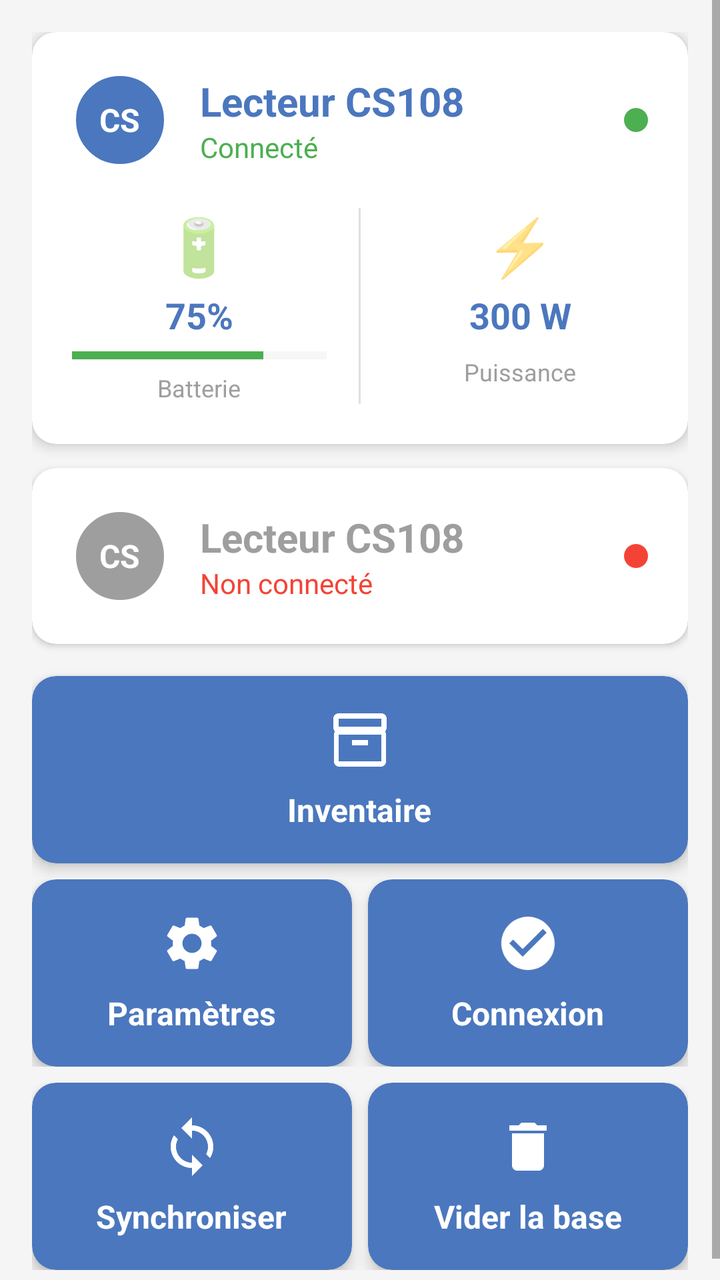
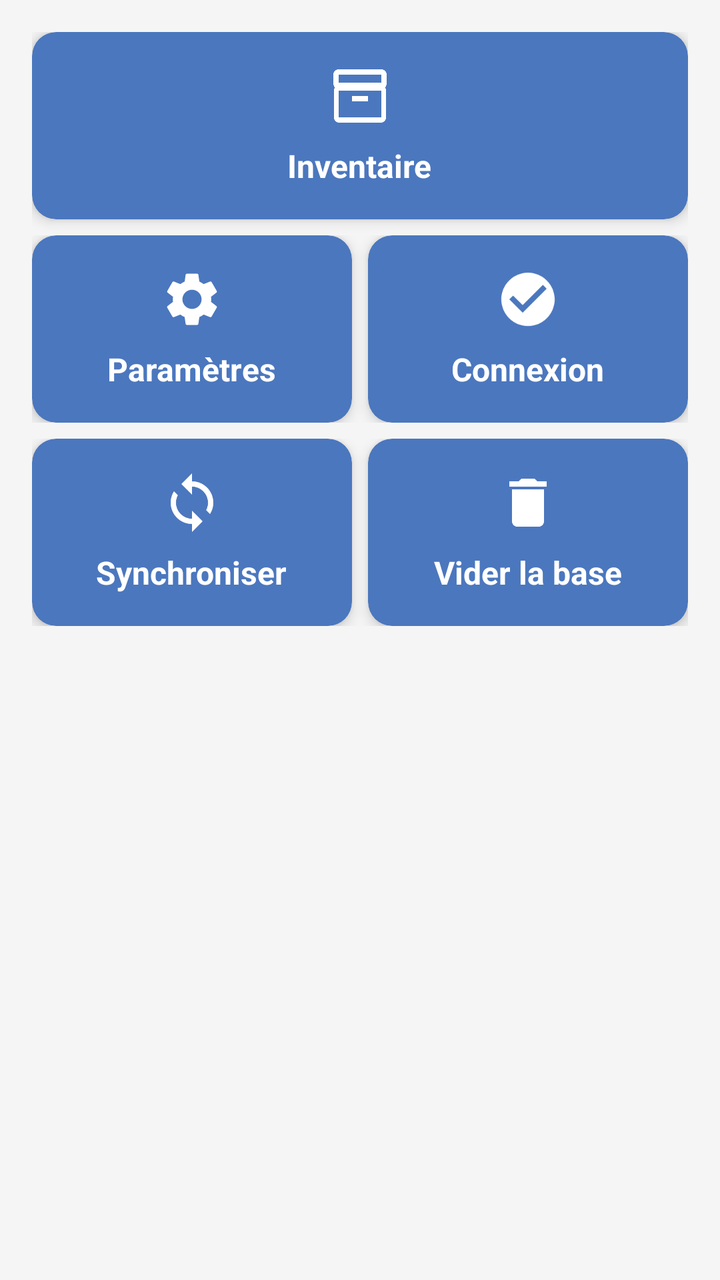

An Android layout rendered at two revisions. The XML below is the earlier revision; the diff shows what the commit changed to produce the second picture.
<!-- AndroidManifest.xml: application theme AppNewTheme -->
<!-- res/layout/dashboard.xml -->
<?xml version="1.0" encoding="utf-8"?>
<ScrollView xmlns:android="http://schemas.android.com/apk/res/android"
    xmlns:app="http://schemas.android.com/apk/res-auto"
    xmlns:tools="http://schemas.android.com/tools"
    android:layout_width="match_parent"
    android:layout_height="match_parent"
    android:background="#F5F5F5"
    android:fillViewport="true">

    <LinearLayout
        android:layout_width="match_parent"
        android:layout_height="wrap_content"
        android:orientation="vertical"
        android:padding="16dp">

        
        <androidx.cardview.widget.CardView
            android:id="@+id/cardReaderConnected"
            android:layout_width="match_parent"
            android:layout_height="wrap_content"
            android:layout_marginBottom="12dp"
            app:cardBackgroundColor="#FFFFFF"
            app:cardCornerRadius="12dp"
            app:cardElevation="4dp">

            <LinearLayout
                android:layout_width="match_parent"
                android:layout_height="wrap_content"
                android:orientation="vertical"
                android:padding="20dp">

                <LinearLayout
                    android:layout_width="match_parent"
                    android:layout_height="wrap_content"
                    android:gravity="center_vertical"
                    android:orientation="horizontal">

                    
                    <FrameLayout
                        android:layout_width="48dp"
                        android:layout_height="48dp"
                        android:background="@drawable/circle_background_blue">

                        <TextView
                            android:layout_width="wrap_content"
                            android:layout_height="wrap_content"
                            android:layout_gravity="center"
                            android:text="CS"
                            android:textColor="#FFFFFF"
                            android:textSize="16sp"
                            android:textStyle="bold" />
                    </FrameLayout>

                    <LinearLayout
                        android:layout_width="0dp"
                        android:layout_height="wrap_content"
                        android:layout_marginStart="16dp"
                        android:layout_weight="1"
                        android:orientation="vertical">

                        <TextView
                            android:layout_width="wrap_content"
                            android:layout_height="wrap_content"
                            android:text="Lecteur CS108"
                            android:textColor="#4b77be"
                            android:textSize="20sp"
                            android:textStyle="bold" />

                        <TextView
                            android:layout_width="wrap_content"
                            android:layout_height="wrap_content"
                            android:text="Connecté"
                            android:textColor="#4CAF50"
                            android:textSize="14sp" />
                    </LinearLayout>

                    
                    <View
                        android:layout_width="12dp"
                        android:layout_height="12dp"
                        android:background="@drawable/circle_green" />
                </LinearLayout>

                
                <LinearLayout
                    android:layout_width="match_parent"
                    android:layout_height="wrap_content"
                    android:layout_marginTop="20dp"
                    android:orientation="horizontal">

                    
                    <LinearLayout
                        android:layout_width="0dp"
                        android:layout_height="wrap_content"
                        android:layout_weight="1"
                        android:gravity="center"
                        android:orientation="vertical">

                        <TextView
                            android:layout_width="wrap_content"
                            android:layout_height="wrap_content"
                            android:text="🔋"
                            android:textSize="28sp" />

                        <TextView
                            android:layout_width="wrap_content"
                            android:layout_height="wrap_content"
                            android:layout_marginTop="4dp"
                            android:text="75%"
                            android:textColor="#4b77be"
                            android:textSize="18sp"
                            android:textStyle="bold" />

                        <ProgressBar
                            android:id="@+id/batteryProgress"
                            style="?android:attr/progressBarStyleHorizontal"
                            android:layout_width="match_parent"
                            android:layout_height="8dp"
                            android:layout_marginTop="4dp"
                            android:max="100"
                            android:progress="75"
                            android:progressTint="#4CAF50"
                            android:progressBackgroundTint="#E0E0E0" />

                        <TextView
                            android:layout_width="wrap_content"
                            android:layout_height="wrap_content"
                            android:layout_marginTop="4dp"
                            android:text="Batterie"
                            android:textColor="#9E9E9E"
                            android:textSize="12sp" />
                    </LinearLayout>

                    
                    <View
                        android:layout_width="1dp"
                        android:layout_height="match_parent"
                        android:layout_marginStart="16dp"
                        android:layout_marginEnd="16dp"
                        android:background="#E0E0E0" />

                    
                    <LinearLayout
                        android:layout_width="0dp"
                        android:layout_height="wrap_content"
                        android:layout_weight="1"
                        android:gravity="center"
                        android:orientation="vertical">

                        <TextView
                            android:layout_width="wrap_content"
                            android:layout_height="wrap_content"
                            android:text="⚡"
                            android:textSize="28sp" />

                        <TextView
                            android:layout_width="wrap_content"
                            android:layout_height="wrap_content"
                            android:layout_marginTop="4dp"
                            android:text="300 W"
                            android:textColor="#4b77be"
                            android:textSize="18sp"
                            android:textStyle="bold" />

                        <TextView
                            android:layout_width="wrap_content"
                            android:layout_height="wrap_content"
                            android:layout_marginTop="8dp"
                            android:text="Puissance"
                            android:textColor="#9E9E9E"
                            android:textSize="12sp" />
                    </LinearLayout>
                </LinearLayout>
            </LinearLayout>
        </androidx.cardview.widget.CardView>

        
        <androidx.cardview.widget.CardView
            android:id="@+id/cardReaderDisconnected"
            android:layout_width="match_parent"
            android:layout_height="wrap_content"
            android:layout_marginBottom="16dp"
            app:cardBackgroundColor="#FFFFFF"
            app:cardCornerRadius="12dp"
            app:cardElevation="2dp">

            <LinearLayout
                android:layout_width="match_parent"
                android:layout_height="wrap_content"
                android:gravity="center_vertical"
                android:orientation="horizontal"
                android:padding="20dp">

                
                <FrameLayout
                    android:layout_width="48dp"
                    android:layout_height="48dp"
                    android:background="@drawable/circle_background_gray">

                    <TextView
                        android:layout_width="wrap_content"
                        android:layout_height="wrap_content"
                        android:layout_gravity="center"
                        android:text="CS"
                        android:textColor="#FFFFFF"
                        android:textSize="16sp"
                        android:textStyle="bold" />
                </FrameLayout>

                <LinearLayout
                    android:layout_width="0dp"
                    android:layout_height="wrap_content"
                    android:layout_marginStart="16dp"
                    android:layout_weight="1"
                    android:orientation="vertical">

                    <TextView
                        android:layout_width="wrap_content"
                        android:layout_height="wrap_content"
                        android:text="Lecteur CS108"
                        android:textColor="#9E9E9E"
                        android:textSize="20sp"
                        android:textStyle="bold" />

                    <TextView
                        android:layout_width="wrap_content"
                        android:layout_height="wrap_content"
                        android:text="Non connecté"
                        android:textColor="#F44336"
                        android:textSize="14sp" />
                </LinearLayout>

                
                <View
                    android:layout_width="12dp"
                    android:layout_height="12dp"
                    android:background="@drawable/circle_red" />
            </LinearLayout>
        </androidx.cardview.widget.CardView>

        
        <androidx.cardview.widget.CardView
            android:layout_width="match_parent"
            android:layout_height="wrap_content"
            android:layout_marginBottom="8dp"
            app:cardBackgroundColor="#4b77be"
            app:cardCornerRadius="12dp"
            app:cardElevation="4dp"
            android:onClick="inventaireClicked"
            android:clickable="true"
            android:focusable="true"
            android:foreground="?android:attr/selectableItemBackground">

            <LinearLayout
                android:layout_width="match_parent"
                android:layout_height="wrap_content"
                android:gravity="center"
                android:orientation="vertical"
                android:padding="16dp">

                <ImageView
                    android:layout_width="32dp"
                    android:layout_height="32dp"
                    android:src="@drawable/ic_inventory"
                    android:contentDescription="Inventaire"
                    app:tint="#FFFFFF" />

                <TextView
                    android:layout_width="wrap_content"
                    android:layout_height="wrap_content"
                    android:layout_marginTop="8dp"
                    android:text="Inventaire"
                    android:textColor="#FFFFFF"
                    android:textSize="16sp"
                    android:textStyle="bold" />
            </LinearLayout>
        </androidx.cardview.widget.CardView>

        
        <LinearLayout
            android:layout_width="match_parent"
            android:layout_height="wrap_content"
            android:orientation="horizontal"
            android:layout_marginBottom="8dp">

            
            <androidx.cardview.widget.CardView
                android:layout_width="0dp"
                android:layout_height="wrap_content"
                android:layout_weight="1"
                android:layout_marginEnd="4dp"
                app:cardBackgroundColor="#4b77be"
                app:cardCornerRadius="12dp"
                app:cardElevation="4dp"
                android:onClick="settClicked"
                android:clickable="true"
                android:focusable="true"
                android:foreground="?android:attr/selectableItemBackground">

                <LinearLayout
                    android:layout_width="match_parent"
                    android:layout_height="wrap_content"
                    android:gravity="center"
                    android:orientation="vertical"
                    android:padding="16dp">

                    <ImageView
                        android:layout_width="32dp"
                        android:layout_height="32dp"
                        android:src="@drawable/ic_settings"
                        android:contentDescription="Paramètres"
                        app:tint="#FFFFFF" />

                    <TextView
                        android:layout_width="wrap_content"
                        android:layout_height="wrap_content"
                        android:layout_marginTop="8dp"
                        android:text="Paramètres"
                        android:textColor="#FFFFFF"
                        android:textSize="16sp"
                        android:textStyle="bold" />
                </LinearLayout>
            </androidx.cardview.widget.CardView>

            
            <androidx.cardview.widget.CardView
                android:layout_width="0dp"
                android:layout_height="wrap_content"
                android:layout_weight="1"
                android:layout_marginStart="4dp"
                app:cardBackgroundColor="#4b77be"
                app:cardCornerRadius="12dp"
                app:cardElevation="4dp"
                android:onClick="connectClicked"
                android:clickable="true"
                android:focusable="true"
                android:foreground="?android:attr/selectableItemBackground">

                <LinearLayout
                    android:layout_width="match_parent"
                    android:layout_height="wrap_content"
                    android:gravity="center"
                    android:orientation="vertical"
                    android:padding="16dp">

                    <ImageView
                        android:layout_width="32dp"
                        android:layout_height="32dp"
                        android:src="@drawable/ic_connect"
                        android:contentDescription="Connexion"
                        app:tint="#FFFFFF" />

                    <TextView
                        android:layout_width="wrap_content"
                        android:layout_height="wrap_content"
                        android:layout_marginTop="8dp"
                        android:text="Connexion"
                        android:textColor="#FFFFFF"
                        android:textSize="16sp"
                        android:textStyle="bold" />
                </LinearLayout>
            </androidx.cardview.widget.CardView>
        </LinearLayout>

        
        <LinearLayout
            android:layout_width="match_parent"
            android:layout_height="wrap_content"
            android:orientation="horizontal">

            
            <androidx.cardview.widget.CardView
                android:layout_width="0dp"
                android:layout_height="wrap_content"
                android:layout_weight="1"
                android:layout_marginEnd="4dp"
                app:cardBackgroundColor="#4b77be"
                app:cardCornerRadius="12dp"
                app:cardElevation="4dp"
                android:onClick="syncClicked"
                android:clickable="true"
                android:focusable="true"
                android:foreground="?android:attr/selectableItemBackground">

                <LinearLayout
                    android:layout_width="match_parent"
                    android:layout_height="wrap_content"
                    android:gravity="center"
                    android:orientation="vertical"
                    android:padding="16dp">

                    <ImageView
                        android:layout_width="32dp"
                        android:layout_height="32dp"
                        android:src="@drawable/ic_sync"
                        android:contentDescription="Synchroniser"
                        app:tint="#FFFFFF" />

                    <TextView
                        android:layout_width="wrap_content"
                        android:layout_height="wrap_content"
                        android:layout_marginTop="8dp"
                        android:text="Synchroniser"
                        android:textColor="#FFFFFF"
                        android:textSize="16sp"
                        android:textStyle="bold" />
                </LinearLayout>
            </androidx.cardview.widget.CardView>

            
            <androidx.cardview.widget.CardView
                android:layout_width="0dp"
                android:layout_height="wrap_content"
                android:layout_weight="1"
                android:layout_marginStart="4dp"
                app:cardBackgroundColor="#4b77be"
                app:cardCornerRadius="12dp"
                app:cardElevation="4dp"
                android:onClick="clearDatabaseClicked"
                android:clickable="true"
                android:focusable="true"
                android:foreground="?android:attr/selectableItemBackground">

                <LinearLayout
                    android:layout_width="match_parent"
                    android:layout_height="wrap_content"
                    android:gravity="center"
                    android:orientation="vertical"
                    android:padding="16dp">

                    <ImageView
                        android:layout_width="32dp"
                        android:layout_height="32dp"
                        android:src="@drawable/ic_trash"
                        android:contentDescription="Vider la base"
                        app:tint="#FFFFFF" />

                    <TextView
                        android:layout_width="wrap_content"
                        android:layout_height="wrap_content"
                        android:layout_marginTop="8dp"
                        android:text="Vider la base"
                        android:textColor="#FFFFFF"
                        android:textSize="16sp"
                        android:textStyle="bold" />
                </LinearLayout>
            </androidx.cardview.widget.CardView>
        </LinearLayout>
    </LinearLayout>
</ScrollView>
<!-- resources referenced by this layout -->
<resources>
  <!-- drawable circle_background_blue (drawable) -->
  <?xml version="1.0" encoding="utf-8"?>
  <shape xmlns:android="http://schemas.android.com/apk/res/android" android:shape="oval">
      <solid android:color="#4b77be" />
      <stroke android:width="2dp" android:color="#FFFFFF" />
  </shape>
  <!-- drawable circle_background_gray (drawable) -->
  <?xml version="1.0" encoding="utf-8"?>
  <shape xmlns:android="http://schemas.android.com/apk/res/android" android:shape="oval">
      <solid android:color="#9E9E9E" />
      <stroke android:width="2dp" android:color="#FFFFFF" />
  </shape>
  <!-- drawable circle_green (drawable) -->
  <?xml version="1.0" encoding="utf-8"?>
  <shape xmlns:android="http://schemas.android.com/apk/res/android" android:shape="oval">
      <solid android:color="#4CAF50" />
  </shape>
  <!-- drawable circle_red (drawable) -->
  <?xml version="1.0" encoding="utf-8"?>
  <shape xmlns:android="http://schemas.android.com/apk/res/android" android:shape="oval">
      <solid android:color="#F44336" />
  </shape>
  <!-- drawable ic_connect (drawable) -->
  <?xml version="1.0" encoding="utf-8"?>
  <vector xmlns:android="http://schemas.android.com/apk/res/android"
      android:width="24dp"
      android:height="24dp"
      android:viewportWidth="24"
      android:viewportHeight="24">
      <path
          android:fillColor="#FFFFFF"
          android:pathData="M12,2C6.48,2 2,6.48 2,12s4.48,10 10,10s10,-4.48 10,-10S17.52,2 12,2zM10,17l-5,-5l1.41,-1.41L10,14.17l7.59,-7.59L19,8l-9,9z"/>
  </vector>
  <!-- drawable ic_sync (drawable) -->
  <?xml version="1.0" encoding="utf-8"?>
  <vector xmlns:android="http://schemas.android.com/apk/res/android"
      android:width="24dp"
      android:height="24dp"
      android:viewportWidth="24"
      android:viewportHeight="24">
      <path
          android:fillColor="#FFFFFF"
          android:pathData="M12,4V1L8,5l4,4V6c3.31,0 6,2.69 6,6c0,1.01 -0.25,1.97 -0.7,2.8l1.46,1.46C19.54,15.03 20,13.57 20,12c0,-4.42 -3.58,-8 -8,-8zM12,18c-3.31,0 -6,-2.69 -6,-6c0,-1.01 0.25,-1.97 0.7,-2.8L5.24,7.74C4.46,8.97 4,10.43 4,12c0,4.42 3.58,8 8,8v3l4,-4l-4,-4V18z"/>
  </vector>
  <!-- drawable ic_trash (drawable) -->
  <?xml version="1.0" encoding="utf-8"?>
  <vector xmlns:android="http://schemas.android.com/apk/res/android"
      android:width="24dp"
      android:height="24dp"
      android:viewportWidth="24"
      android:viewportHeight="24">
      <path
          android:fillColor="#FFFFFF"
          android:pathData="M6,19c0,1.1 0.9,2 2,2h8c1.1,0 2,-0.9 2,-2V7H6v12zM19,4h-3.5l-1,-1h-5l-1,1H5v2h14V4z"/>
  </vector>
  <style name="AppNewTheme" parent="Theme.MaterialComponents.Light.NoActionBar">
          <item name="colorPrimary">@color/colorPrimary</item>
          <item name="colorPrimaryDark">@color/colorPrimaryDark</item>
          <item name="colorAccent">@color/colorPrimary</item>
          <item name="android:textAllCaps">false</item>
          <item name="windowActionBar">false</item>
          <item name="windowNoTitle">true</item>
          <item name="actionButtonStyle">@style/ActionButtonStyle</item>
          <item name="actionBarTabTextStyle">@style/ActionTabTextStyle</item>
      </style>
  <color name="colorPrimary">#00529c</color>
  <color name="colorPrimaryDark">#3F51B5</color>
  <style name="ActionButtonStyle">
          <item name="android:minWidth">0dp</item>
          <item name="android:paddingLeft">0dp</item>
          <item name="android:paddingRight">5dp</item>
      </style>
  <style name="ActionTabTextStyle">
          <item name="android:textAllCaps">false</item>
      </style>
  <!-- unchanged entries left out for length: 2 -->
</resources>

<!-- the commit's change to res/layout/dashboard.xml (unified diff, before → after) -->
@@ -20,6 +20,7 @@
             android:layout_height="wrap_content"
             android:layout_marginBottom="12dp"
             app:cardBackgroundColor="#FFFFFF"
+            android:visibility="gone"
             app:cardCornerRadius="12dp"
             app:cardElevation="4dp">
 
@@ -106,7 +107,8 @@
                             android:layout_width="wrap_content"
                             android:layout_height="wrap_content"
                             android:layout_marginTop="4dp"
-                            android:text="75%"
+                            android:text="0%"
+                            android:id="@+id/cardReaderConnectedBattery"
                             android:textColor="#4b77be"
                             android:textSize="18sp"
                             android:textStyle="bold" />
@@ -118,7 +120,7 @@
                             android:layout_height="8dp"
                             android:layout_marginTop="4dp"
                             android:max="100"
-                            android:progress="75"
+                            android:progress="0"
                             android:progressTint="#4CAF50"
                             android:progressBackgroundTint="#E0E0E0" />
 
@@ -157,7 +159,8 @@
                             android:layout_width="wrap_content"
                             android:layout_height="wrap_content"
                             android:layout_marginTop="4dp"
-                            android:text="300 W"
+                            android:text="0"
+                            android:id="@+id/cardReaderConnectedPower"
                             android:textColor="#4b77be"
                             android:textSize="18sp"
                             android:textStyle="bold" />
@@ -181,6 +184,7 @@
             android:layout_height="wrap_content"
             android:layout_marginBottom="16dp"
             app:cardBackgroundColor="#FFFFFF"
+            android:visibility="gone"
             app:cardCornerRadius="12dp"
             app:cardElevation="2dp">
 
